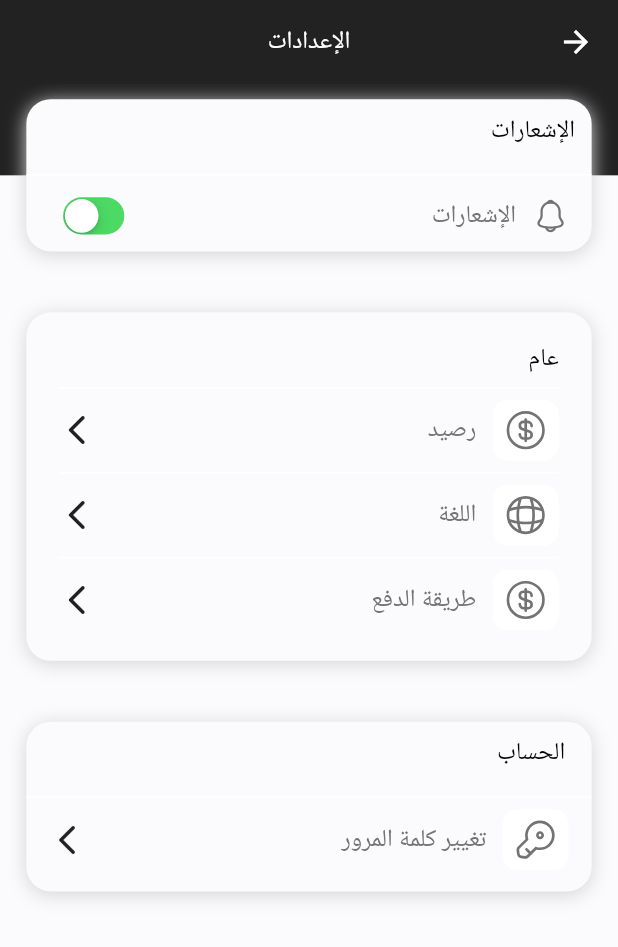
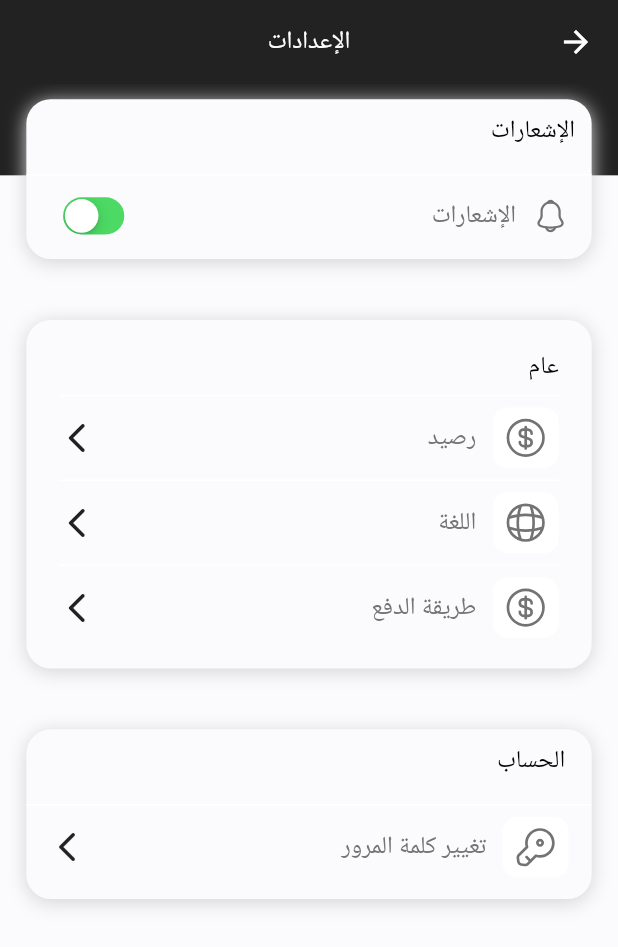
Before and after one commit to Flutter-Triad/Flutter-Triad, a Flutter app: the SettingView screen opened directly, on a phone screen of 412 x 824 dp. Shown: the top 947 px of the screen. Run offline on Flutter 3.47's test engine with Material 2 defaults, Android fonts, the phone set to English and light mode, and no system bars; our stand-ins replace args, cached_network_image, carousel_slider, dartz, dio, dropdown_button2 and 14 more; accounts and stored records are empty; generated files the repository leaves out were written again; project files that could hold a hidden picture were left out.

Commit message:
add const and change height

```diff
--- a/lib/features/profile/presentation/view/widget/custom_general.dart
+++ b/lib/features/profile/presentation/view/widget/custom_general.dart
@@ -1,3 +1,4 @@
+import 'package:flutter/material.dart';
 import 'package:flutter_triad/core/resources/manager_assets.dart';
 import 'package:flutter_triad/core/resources/manager_colors.dart';
 import 'package:flutter_triad/core/resources/manager_fonts.dart';
@@ -5,7 +6,7 @@ import 'package:flutter_triad/core/resources/manager_sizes_util.dart';
 import 'package:flutter_triad/core/resources/manager_strings.dart';
 import 'package:flutter_triad/core/resources/manager_styles.dart';
 import 'package:flutter_triad/routes/routes.dart';
-import 'package:flutter/material.dart';
+
 import '../../widgets/custom_general_item.dart';
 
 class CustomGeneral extends StatelessWidget {
@@ -27,7 +28,7 @@ class CustomGeneral extends StatelessWidget {
         borderRadius: BorderRadius.circular(
           ManagerRadius.r16,
         ),
-        boxShadow: <BoxShadow>[
+        boxShadow: const <BoxShadow>[
           BoxShadow(
             color: ManagerColors.greyLight,
             offset: Offset(0.0, 2.0),
@@ -45,12 +46,12 @@ class CustomGeneral extends StatelessWidget {
               color: ManagerColors.black,
             ),
           ),
-          Divider(),
+          const Divider(),
           custom_general_item(
             icon: ManagerAssets.credit,
             title: ManagerStrings.credit,
           ),
-          Divider(),
+          const Divider(),
           custom_general_item(
             icon: ManagerAssets.global,
             title: ManagerStrings.language,
@@ -58,11 +59,10 @@ class CustomGeneral extends StatelessWidget {
               Navigator.pushNamed(context, Routes.localeView);
             },
           ),
-          Divider(),
+          const Divider(),
           custom_general_item(
             icon: ManagerAssets.credit,
             title: ManagerStrings.payment,
-
           ),
         ],
       ),
--- a/lib/features/profile/presentation/view/widget/custom_notification.dart
+++ b/lib/features/profile/presentation/view/widget/custom_notification.dart
@@ -1,3 +1,6 @@
+import 'package:flutter/cupertino.dart';
+import 'package:flutter/material.dart';
+import 'package:flutter_svg/flutter_svg.dart';
 import 'package:flutter_triad/core/resources/manager_assets.dart';
 import 'package:flutter_triad/core/resources/manager_colors.dart';
 import 'package:flutter_triad/core/resources/manager_fonts.dart';
@@ -5,9 +8,6 @@ import 'package:flutter_triad/core/resources/manager_sizes_util.dart';
 import 'package:flutter_triad/core/resources/manager_strings.dart';
 import 'package:flutter_triad/core/resources/manager_styles.dart';
 import 'package:flutter_triad/features/profile/presentation/controller/settings_controller.dart';
-import 'package:flutter/cupertino.dart';
-import 'package:flutter/material.dart';
-import 'package:flutter_svg/flutter_svg.dart';
 import 'package:get/get.dart';
 
 class CustomNotification extends StatelessWidget {
@@ -16,7 +16,7 @@ class CustomNotification extends StatelessWidget {
   @override
   Widget build(BuildContext context) {
     return Container(
-      height: ManagerHeight.h100,
+      height: ManagerHeight.h105,
       margin: EdgeInsets.symmetric(
         horizontal: ManagerWidth.w16,
         vertical: ManagerHeight.h10,
@@ -26,7 +26,7 @@ class CustomNotification extends StatelessWidget {
         borderRadius: BorderRadius.circular(
           ManagerRadius.r16,
         ),
-        boxShadow: <BoxShadow>[
+        boxShadow: const <BoxShadow>[
           BoxShadow(
             color: ManagerColors.greyLight,
             offset: Offset(0.0, 2.0),
@@ -45,13 +45,13 @@ class CustomNotification extends StatelessWidget {
               ),
               child: Text(
                 ManagerStrings.notifications,
-                style: getMediumTextStyle(
+                style: getRegularTextStyle(
                   fontSize: ManagerFontSize.s16,
                   color: ManagerColors.black,
                 ),
               ),
             ),
-            Divider(),
+            const Divider(),
             Padding(
               padding: EdgeInsets.only(
                 left: ManagerWidth.w14,
@@ -71,7 +71,7 @@ class CustomNotification extends StatelessWidget {
                         fontSize: ManagerFontSize.s16,
                         color: ManagerColors.textColorProfile),
                   ),
-                  Spacer(),
+                  const Spacer(),
                   GetBuilder<SettingsController>(builder: (controller) {
                     return Transform.scale(
                       scale: 0.8,
```
